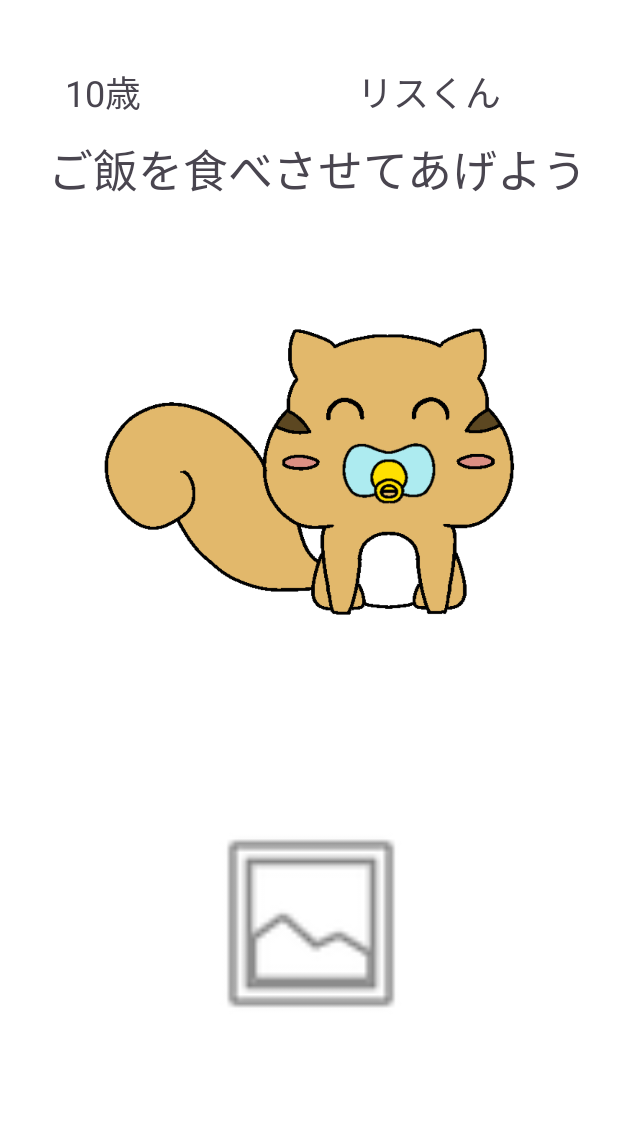
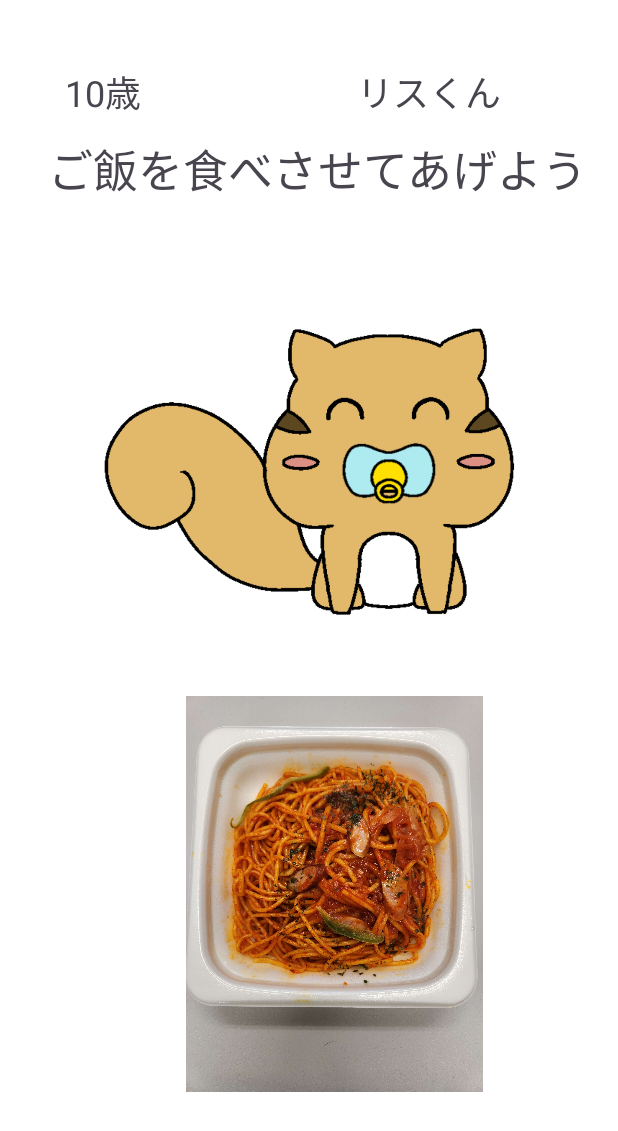
Before and after one commit to sato3100/Edps, an Android app: the EighthActivity screen opened directly, with no data from a screen before it, on a phone screen of 412 x 824 dp. Shown: the top 1131 px of the screen. Run offline under Robolectric (Android 15) with nearby library versions, the phone set to English and light mode, and no system bars.

Commit message:
ごまかしパスタin

```diff
--- a/app/src/main/res/layout/eleventh.xml
+++ b/app/src/main/res/layout/eleventh.xml
@@ -73,18 +73,18 @@
 
     <ImageView
         android:id="@+id/dishImg"
-        android:layout_width="145dp"
-        android:layout_height="143dp"
+        android:layout_width="197dp"
+        android:layout_height="216dp"
         android:layout_below="@+id/character_image"
         android:layout_alignParentStart="true"
         android:layout_alignParentEnd="true"
         android:layout_alignParentBottom="true"
-        android:layout_marginStart="134dp"
-        android:layout_marginTop="2dp"
-        android:layout_marginEnd="131dp"
-        android:layout_marginBottom="55dp"
+        android:layout_marginStart="124dp"
+        android:layout_marginTop="-19dp"
+        android:layout_marginEnd="90dp"
+        android:layout_marginBottom="74dp"
         android:contentDescription="@string/完成料理"
-        app:srcCompat="@android:drawable/ic_menu_gallery" />
+        android:src="@drawable/pasuta" />
 
 
 </RelativeLayout>
--- a/app/src/main/res/layout/twelfth.xml
+++ b/app/src/main/res/layout/twelfth.xml
@@ -87,7 +87,7 @@
         android:layout_marginEnd="82dp"
         android:layout_marginBottom="182dp"
         android:contentDescription="@string/完成料理"
-        app:srcCompat="@android:drawable/ic_menu_gallery" />
+        android:src="@drawable/pasuta" />
 
 
     <TextView
```
Also changed, not shown: app/src/main/res/drawable/pasuta.jpg (added).
